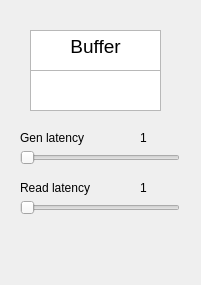
Old version of the form lab4/QtLab4/mainwindow.ui in the repository MrSago/Operating-Systems-for-Susu.
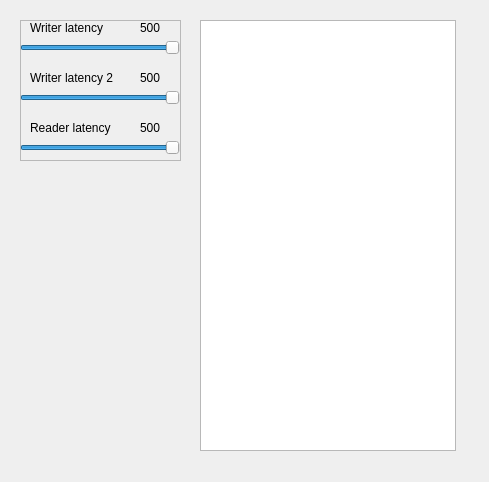
New version of the form.

```diff
--- a/lab4/QtLab4/mainwindow.ui
+++ b/lab4/QtLab4/mainwindow.ui
@@ -6,91 +6,70 @@
    <rect>
     <x>0</x>
     <y>0</y>
-    <width>201</width>
-    <height>285</height>
+    <width>489</width>
+    <height>482</height>
    </rect>
   </property>
   <property name="minimumSize">
    <size>
     <width>201</width>
-    <height>0</height>
+    <height>300</height>
    </size>
   </property>
   <property name="maximumSize">
    <size>
-    <width>201</width>
-    <height>999</height>
+    <width>999999</width>
+    <height>999999</height>
    </size>
   </property>
   <property name="windowTitle">
    <string>Lab4</string>
   </property>
   <widget class="QWidget" name="centralwidget">
-   <widget class="QTextEdit" name="textEditBuffer">
+   <widget class="QFrame" name="frame">
     <property name="geometry">
      <rect>
-      <x>30</x>
-      <y>30</y>
-      <width>131</width>
-      <height>41</height>
+      <x>20</x>
+      <y>20</y>
+      <width>161</width>
+      <height>141</height>
      </rect>
     </property>
-    <property name="readOnly">
-     <bool>true</bool>
+    <property name="frameShape">
+     <enum>QFrame::StyledPanel</enum>
     </property>
-    <property name="html">
-     <string>&lt;!DOCTYPE HTML PUBLIC &quot;-//W3C//DTD HTML 4.0//EN&quot; &quot;http://www.w3.org/TR/REC-html40/strict.dtd&quot;&gt;
-&lt;html&gt;&lt;head&gt;&lt;meta name=&quot;qrichtext&quot; content=&quot;1&quot; /&gt;&lt;meta charset=&quot;utf-8&quot; /&gt;&lt;style type=&quot;text/css&quot;&gt;
-p, li { white-space: pre-wrap; }
-&lt;/style&gt;&lt;/head&gt;&lt;body style=&quot; font-family:'Segoe UI'; font-size:9pt; font-weight:400; font-style:normal;&quot;&gt;
-&lt;p align=&quot;center&quot; style=&quot; margin-top:0px; margin-bottom:0px; margin-left:0px; margin-right:0px; -qt-block-indent:0; text-indent:0px;&quot;&gt;&lt;span style=&quot; font-size:14pt;&quot;&gt;Buffer&lt;/span&gt;&lt;/p&gt;&lt;/body&gt;&lt;/html&gt;</string>
+    <property name="frameShadow">
+     <enum>QFrame::Raised</enum>
     </property>
-   </widget>
-   <widget class="QTextEdit" name="textEditStrBuffer">
+    <widget class="QLabel" name="label_4">
     <property name="geometry">
      <rect>
-      <x>30</x>
-      <y>70</y>
-      <width>131</width>
-      <height>41</height>
-     </rect>
-    </property>
+       <x>120</x>
+       <y>100</y>
+       <width>41</width>
+       <height>16</height>
+      </rect>
+     </property>
+     <property name="text">
+      <string>500</string>
+     </property>
    </widget>
    <widget class="QSlider" name="horizontalSlider">
     <property name="geometry">
      <rect>
-      <x>20</x>
-      <y>150</y>
+       <x>0</x>
+       <y>20</y>
       <width>160</width>
       <height>16</height>
      </rect>
     </property>
     <property name="minimum">
-     <number>1</number>
+      <number>50</number>
     </property>
     <property name="maximum">
      <number>500</number>
     </property>
-    <property name="orientation">
-     <enum>Qt::Horizontal</enum>
-    </property>
-    <property name="tickPosition">
-     <enum>QSlider::NoTicks</enum>
-    </property>
-   </widget>
-   <widget class="QSlider" name="horizontalSlider_2">
-    <property name="geometry">
-     <rect>
-      <x>20</x>
-      <y>200</y>
-      <width>160</width>
-      <height>16</height>
-     </rect>
-    </property>
-    <property name="minimum">
-     <number>1</number>
-    </property>
-    <property name="maximum">
+     <property name="value">
      <number>500</number>
     </property>
     <property name="orientation">
@@ -100,56 +79,142 @@
      <enum>QSlider::NoTicks</enum>
     </property>
    </widget>
-   <widget class="QLabel" name="label">
-    <property name="geometry">
-     <rect>
-      <x>20</x>
-      <y>130</y>
-      <width>71</width>
-      <height>16</height>
-     </rect>
-    </property>
-    <property name="text">
-     <string>Gen latency</string>
-    </property>
-   </widget>
    <widget class="QLabel" name="label_2">
     <property name="geometry">
      <rect>
-      <x>20</x>
-      <y>180</y>
-      <width>71</width>
+       <x>10</x>
+       <y>100</y>
+       <width>81</width>
       <height>16</height>
      </rect>
     </property>
     <property name="text">
-     <string>Read latency</string>
+      <string>Reader latency</string>
+     </property>
+    </widget>
+    <widget class="QSlider" name="horizontalSlider_3">
+     <property name="geometry">
+      <rect>
+       <x>0</x>
+       <y>70</y>
+       <width>160</width>
+       <height>16</height>
+      </rect>
+     </property>
+     <property name="minimum">
+      <number>50</number>
+     </property>
+     <property name="maximum">
+      <number>500</number>
+     </property>
+     <property name="value">
+      <number>500</number>
+     </property>
+     <property name="orientation">
+      <enum>Qt::Horizontal</enum>
+     </property>
+     <property name="tickPosition">
+      <enum>QSlider::NoTicks</enum>
     </property>
    </widget>
    <widget class="QLabel" name="label_3">
     <property name="geometry">
      <rect>
-      <x>140</x>
-      <y>130</y>
+       <x>120</x>
+       <y>0</y>
       <width>41</width>
       <height>16</height>
      </rect>
     </property>
     <property name="text">
-     <string>1</string>
-    </property>
-   </widget>
-   <widget class="QLabel" name="label_4">
+      <string>500</string>
+     </property>
+    </widget>
+    <widget class="QSlider" name="horizontalSlider_2">
     <property name="geometry">
      <rect>
-      <x>140</x>
-      <y>180</y>
+       <x>0</x>
+       <y>120</y>
+       <width>160</width>
+       <height>16</height>
+      </rect>
+     </property>
+     <property name="minimum">
+      <number>50</number>
+     </property>
+     <property name="maximum">
+      <number>500</number>
+     </property>
+     <property name="value">
+      <number>500</number>
+     </property>
+     <property name="orientation">
+      <enum>Qt::Horizontal</enum>
+     </property>
+     <property name="tickPosition">
+      <enum>QSlider::NoTicks</enum>
+     </property>
+    </widget>
+    <widget class="QLabel" name="label_6">
+     <property name="geometry">
+      <rect>
+       <x>120</x>
+       <y>50</y>
       <width>41</width>
       <height>16</height>
      </rect>
     </property>
     <property name="text">
-     <string>1</string>
+      <string>500</string>
+     </property>
+    </widget>
+    <widget class="QLabel" name="label">
+     <property name="geometry">
+      <rect>
+       <x>10</x>
+       <y>0</y>
+       <width>81</width>
+       <height>16</height>
+      </rect>
+     </property>
+     <property name="text">
+      <string>Writer latency</string>
+     </property>
+    </widget>
+    <widget class="QLabel" name="label_5">
+     <property name="geometry">
+      <rect>
+       <x>10</x>
+       <y>50</y>
+       <width>91</width>
+       <height>16</height>
+      </rect>
+     </property>
+     <property name="text">
+      <string>Writer latency 2</string>
+     </property>
+    </widget>
+   </widget>
+   <widget class="QListWidget" name="listWidget">
+    <property name="geometry">
+     <rect>
+      <x>200</x>
+      <y>20</y>
+      <width>256</width>
+      <height>431</height>
+     </rect>
+    </property>
+    <property name="movement">
+     <enum>QListView::Static</enum>
+    </property>
+    <property name="isWrapping" stdset="0">
+     <bool>false</bool>
+    </property>
+    <property name="resizeMode">
+     <enum>QListView::Adjust</enum>
+    </property>
+    <property name="viewMode">
+     <enum>QListView::ListMode</enum>
     </property>
    </widget>
   </widget>
```
Lines whose indentation alone changed are shown as unchanged.
